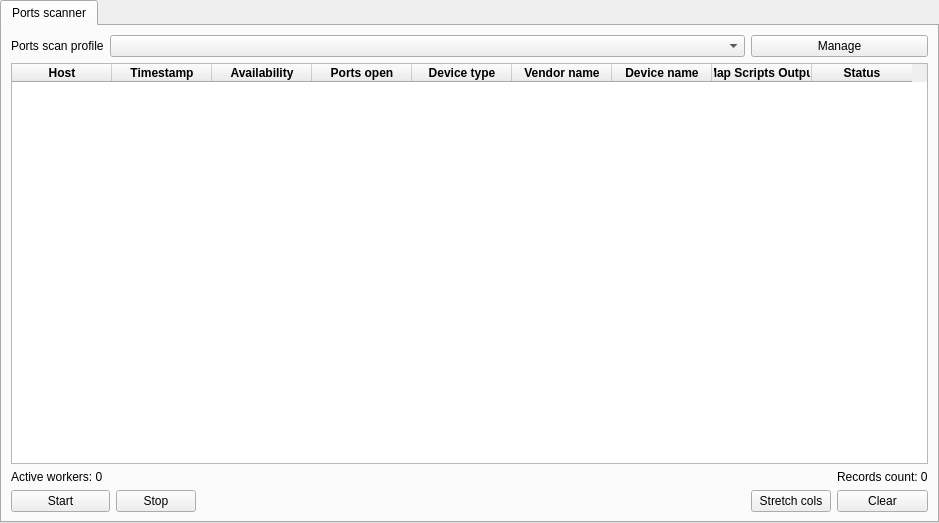
Before: the Qt Designer form ui/Network/Network.ui in caffedrine/CryptoPocketKnife, drawn with Qt 5.
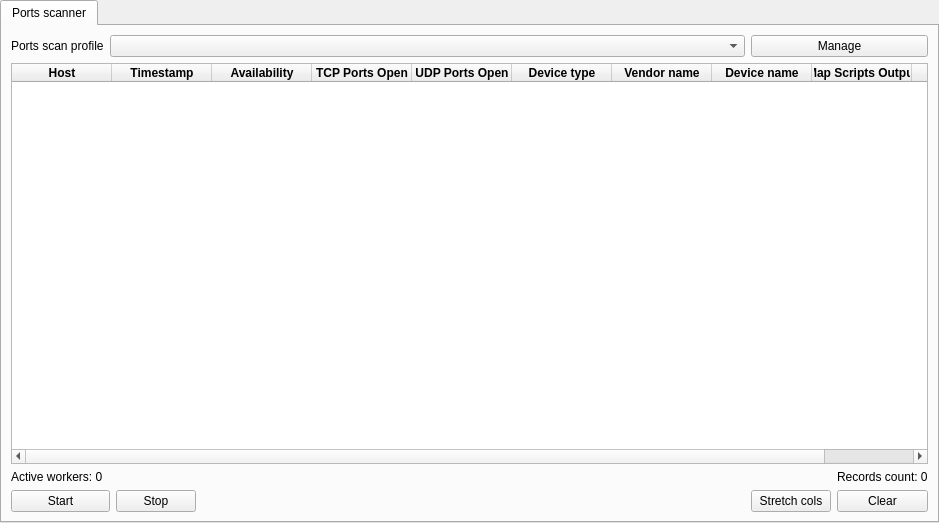
After: the same form once the commit is applied. Custom widgets are drawn as their Qt base class.

What changed in the file:
```diff
--- a/ui/Network/Network.ui
+++ b/ui/Network/Network.ui
@@ -91,7 +91,17 @@
          </column>
          <column>
           <property name="text">
-           <string>Ports open</string>
+           <string>TCP Ports Open</string>
+          </property>
+          <property name="font">
+           <font>
+            <bold>true</bold>
+           </font>
+          </property>
+         </column>
+         <column>
+          <property name="text">
+           <string>UDP Ports Open</string>
           </property>
           <property name="font">
            <font>
```
